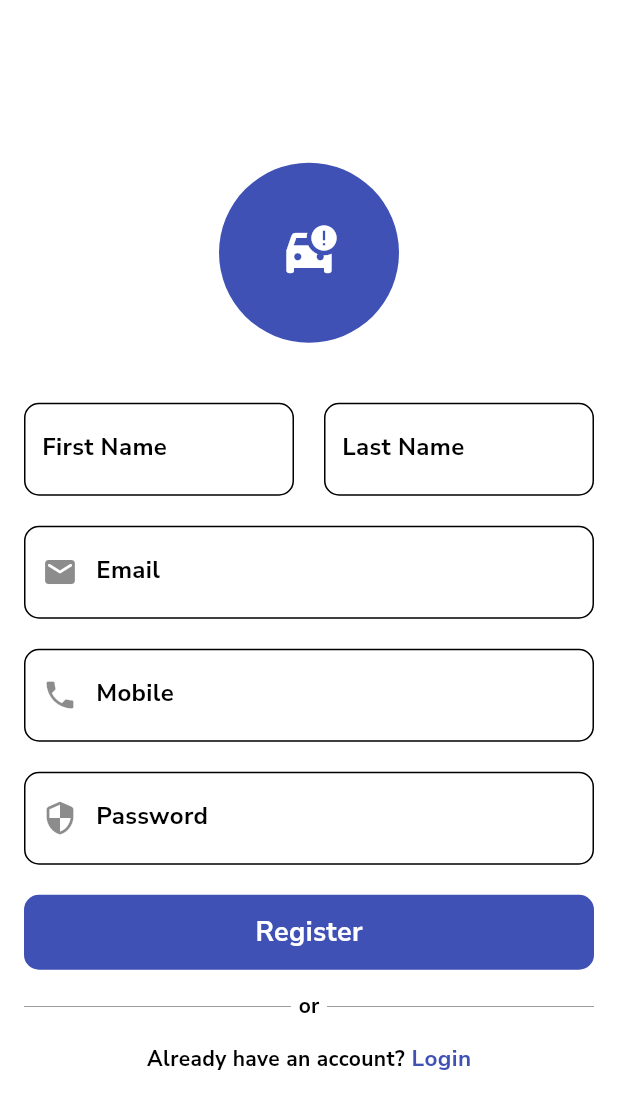
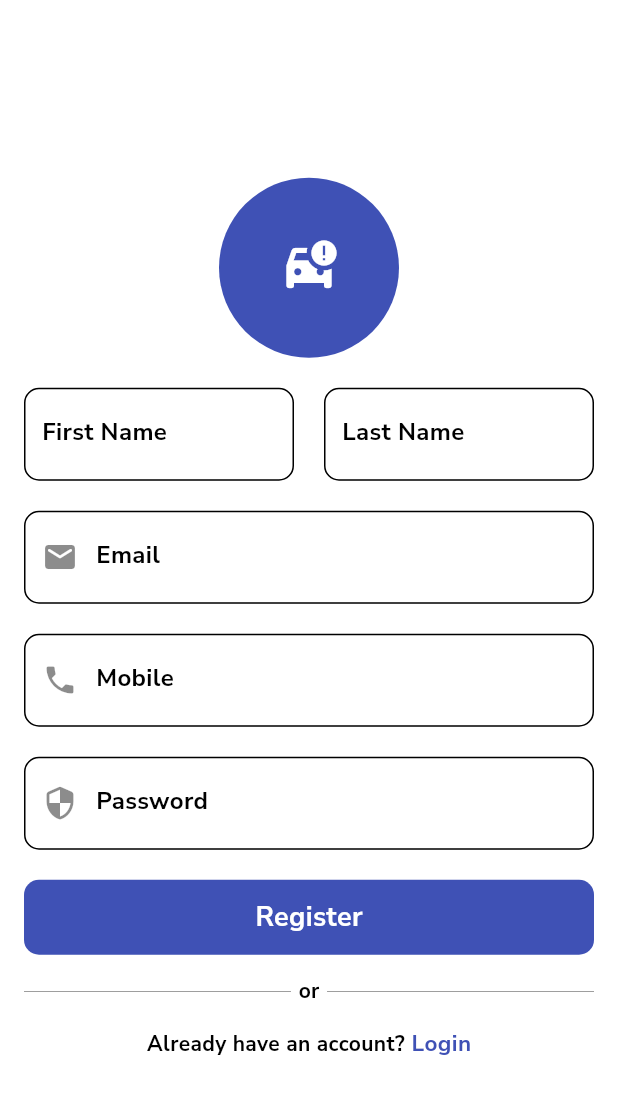
Before and after one commit to nukaiah/cars247, a Flutter app: the RegisterView screen opened directly, on a phone screen of 412 x 824 dp. Shown: the top 1109 px of the screen. Run offline on Flutter 3.47's test engine with Material 3 defaults, Android fonts, the phone set to English and light mode, and no system bars; our stand-ins replace google_fonts; missing offline and left inert: razorpay_flutter.

Commit message:
Main Build

```diff
--- a/lib/Views/RegisterView.dart
+++ b/lib/Views/RegisterView.dart
@@ -26,7 +26,7 @@ class _RegisterViewState extends State<RegisterView> {
               backgroundColor: indClr,
               child: Icon(Icons.car_crash,color: bgColor,size: 40,),
             ),
-            const SizedBox(height: 40),
+            const SizedBox(height: 20),
             Row(
               children: [
                 Flexible(
```
